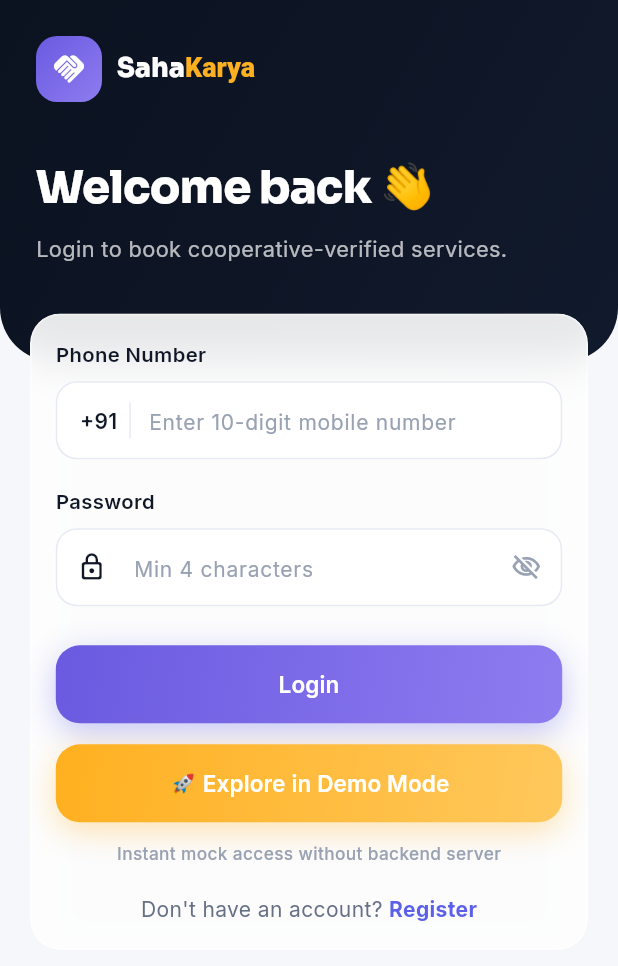
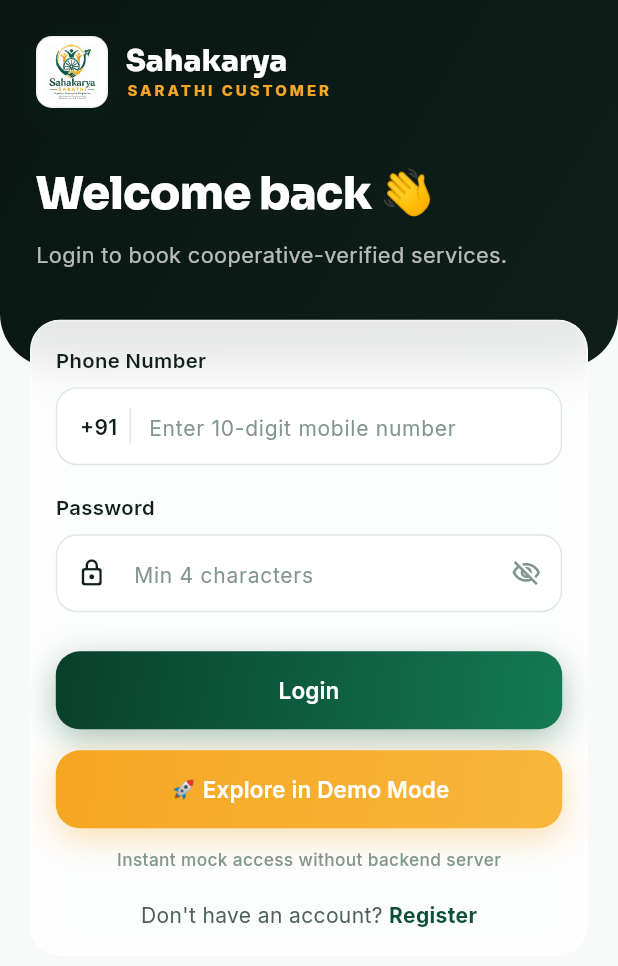
Before and after one commit to Sahakaryaa/customer-app, a Flutter app: the LoginScreen screen opened by its route, on a phone screen of 412 x 824 dp. Shown: the top 966 px of the screen. Run offline on Flutter 3.47's test engine with Material 3 defaults, Android fonts, the light colour scheme and no system bars; drawn by our look-alikes of flutter_animate; our stand-ins replace device_preview, dio, flutter_map, flutter_riverpod, flutter_secure_storage, flutter_svg and 6 more; accounts and stored records are empty; network calls fail.

Commit message:
feat(theme): apply unified Sahakarya Sarathi brand theme and AppLogo widget

```diff
--- a/lib/screens/auth/login_screen.dart
+++ b/lib/screens/auth/login_screen.dart
@@ -7,6 +7,7 @@ import '../../theme/app_colors.dart';
 import '../../providers/auth_provider.dart';
 import '../../widgets/app_button.dart';
 import '../../widgets/glass_card.dart';
+import '../../widgets/app_logo.dart';
 
 /// Login — dark gradient header + glass form card.
 /// Phone + password (min 4 chars); sent directly as `password` per contract.
@@ -93,37 +94,38 @@ class _LoginScreenState extends ConsumerState<LoginScreen> {
                     children: [
                       Row(
                         children: [
-                          Container(
-                            width: 44,
-                            height: 44,
-                            decoration: BoxDecoration(
-                              borderRadius: BorderRadius.circular(14),
-                              gradient: AppColors.primaryGradient,
-                            ),
-                            child: const Icon(Icons.handshake_rounded,
-                                size: 24, color: Colors.white),
-                          ).animate().scale(
+                          const AppLogo(size: 48).animate().scale(
                                 begin: const Offset(0.5, 0.5),
                                 end: const Offset(1, 1),
                                 curve: Curves.easeOutCubic,
                                 duration: 350.ms,
                               ),
-                          const SizedBox(width: 10),
+                          const SizedBox(width: 12),
+                          Column(
+                            crossAxisAlignment: CrossAxisAlignment.start,
+                            children: [
                               RichText(
                                 text: TextSpan(
                                   style: GoogleFonts.sora(
-                                fontSize: 18,
+                                    fontSize: 20,
                                     fontWeight: FontWeight.w800,
                                     color: Colors.white,
                                   ),
-                              children: [
-                                const TextSpan(text: 'Saha'),
-                                TextSpan(
-                                    text: 'Karya',
-                                    style:
-                                        TextStyle(color: AppColors.amber)),
+                                  children: const [
+                                    TextSpan(text: 'Sahakarya'),
                                   ],
                                 ),
+                              ),
+                              Text(
+                                'SARATHI CUSTOMER',
+                                style: GoogleFonts.inter(
+                                  fontSize: 10,
+                                  fontWeight: FontWeight.w800,
+                                  color: AppColors.amber,
+                                  letterSpacing: 2.0,
+                                ),
+                              ),
+                            ],
                           ),
                         ],
                       )
--- a/lib/theme/app_colors.dart
+++ b/lib/theme/app_colors.dart
@@ -6,22 +6,22 @@ class AppColors {
   AppColors._();
 
   // ── Core palette ──
-  static const Color bg = Color(0xFFF6F7FB);
+  static const Color bg = Color(0xFFF7FAF8);
   static const Color surface = Color(0xFFFFFFFF);
-  static const Color surfaceAlt = Color(0xFFEEF0F7);
+  static const Color surfaceAlt = Color(0xFFEDF2EE);
 
-  static const Color ink = Color(0xFF101828);
-  static const Color inkSoft = Color(0xFF667085);
-  static const Color inkFaint = Color(0xFF98A2B3);
+  static const Color ink = Color(0xFF101F19);
+  static const Color inkSoft = Color(0xFF4E6158);
+  static const Color inkFaint = Color(0xFF82968D);
 
-  // Primary indigo → gradient [#6A5AE0, #8E7CF0]
-  static const Color primary = Color(0xFF5B5FE9);
-  static const Color primaryDeep = Color(0xFF6A5AE0);
-  static const Color primaryLight = Color(0xFF8E7CF0);
+  // Primary Sahakarya Forest Green → gradient [#093F2B, #137A54]
+  static const Color primary = Color(0xFF0D5238);
+  static const Color primaryDeep = Color(0xFF093F2B);
+  static const Color primaryLight = Color(0xFF137A54);
 
-  // Amber CTA accent
-  static const Color amber = Color(0xFFFFB020);
-  static const Color amberSoft = Color(0xFFFFC85C);
+  // Amber / Gold CTA accent [#F5A623, #F8B63B]
+  static const Color amber = Color(0xFFF5A623);
+  static const Color amberSoft = Color(0xFFF8B63B);
 
   // Semantic
   static const Color success = Color(0xFF16A34A);
@@ -30,17 +30,17 @@ class AppColors {
   static const Color info = Color(0xFF0EA5E9);
 
   // Dark hero surfaces (splash, tracking hero)
-  static const Color darkStart = Color(0xFF0B1220);
-  static const Color darkEnd = Color(0xFF111A2C);
+  static const Color darkStart = Color(0xFF091612);
+  static const Color darkEnd = Color(0xFF0E1F1A);
 
   // Hairlines
-  static const Color border = Color(0xFFE7EAF3);
+  static const Color border = Color(0xFFDFE7E2);
 
-  // ── Legacy aliases (existing widgets keep compiling; brand now indigo/amber) ──
+  // ── Brand Aliases ──
   static const Color teal = primary;
   static const Color tealLight = primaryLight;
   static const Color orange = amber;
-  static const Color gold = warning;
+  static const Color gold = amber;
   static const Color error = danger;
   static const Color inkLight = inkSoft;
   static const Color inkMuted = inkFaint;
--- /dev/null
+++ b/lib/widgets/app_logo.dart
@@ -0,0 +1,69 @@
+import 'package:flutter/material.dart';
+import 'package:flutter_svg/flutter_svg.dart';
+
+/// Official Sahakarya Sarathi Logo Widget
+class AppLogo extends StatelessWidget {
+  final double size;
+  final bool showBadge;
+  final String? subtitle;
+
+  const AppLogo({
+    super.key,
+    this.size = 64,
+    this.showBadge = false,
+    this.subtitle,
+  });
+
+  @override
+  Widget build(BuildContext context) {
+    return Column(
+      mainAxisSize: MainAxisSize.min,
+      children: [
+        Container(
+          width: size,
+          height: size,
+          decoration: BoxDecoration(
+            color: Colors.white,
+            borderRadius: BorderRadius.circular(size * 0.22),
+            boxShadow: [
+              BoxShadow(
+                color: const Color(0xFF0D5238).withValues(alpha: 0.12),
+                blurRadius: 16,
+                offset: const Offset(0, 4),
+              ),
+            ],
+            border: Border.all(
+              color: const Color(0xFF0D5238).withValues(alpha: 0.08),
+              width: 1,
+            ),
+          ),
+          padding: EdgeInsets.all(size * 0.08),
+          child: SvgPicture.asset(
+            'assets/images/logo.svg',
+            width: size * 0.84,
+            height: size * 0.84,
+            fit: BoxFit.contain,
+            placeholderBuilder: (context) => Image.asset(
+              'assets/images/logo.png',
+              width: size * 0.84,
+              height: size * 0.84,
+              fit: BoxFit.contain,
+            ),
+          ),
+        ),
+        if (subtitle != null) ...[
+          const SizedBox(height: 8),
+          Text(
+            subtitle!,
+            style: TextStyle(
+              fontSize: size * 0.2,
+              fontWeight: FontWeight.bold,
+              color: const Color(0xFF0D5238),
+              letterSpacing: 1.2,
+            ),
+          ),
+        ],
+      ],
+    );
+  }
+}
--- a/pubspec.yaml
+++ b/pubspec.yaml
@@ -40,6 +40,7 @@ dependencies:
   device_preview: ^1.2.0
   # Animation & Motion
   flutter_animate: ^4.5.2
+  flutter_svg: ^2.0.17
 
   # Routing
   go_router: ^15.1.2
@@ -51,3 +52,5 @@ dev_dependencies:
 
 flutter:
   uses-material-design: true
+  assets:
+    - assets/images/
```
Also changed, not shown: lib/screens/home/home_screen.dart (+15 -12 lines), analysis_options.yaml (line endings or trailing spaces), assets/images/logo.png (added), assets/images/logo.svg (added), pubspec.lock, 78 other files. Lines whose indentation alone changed are shown as unchanged.
